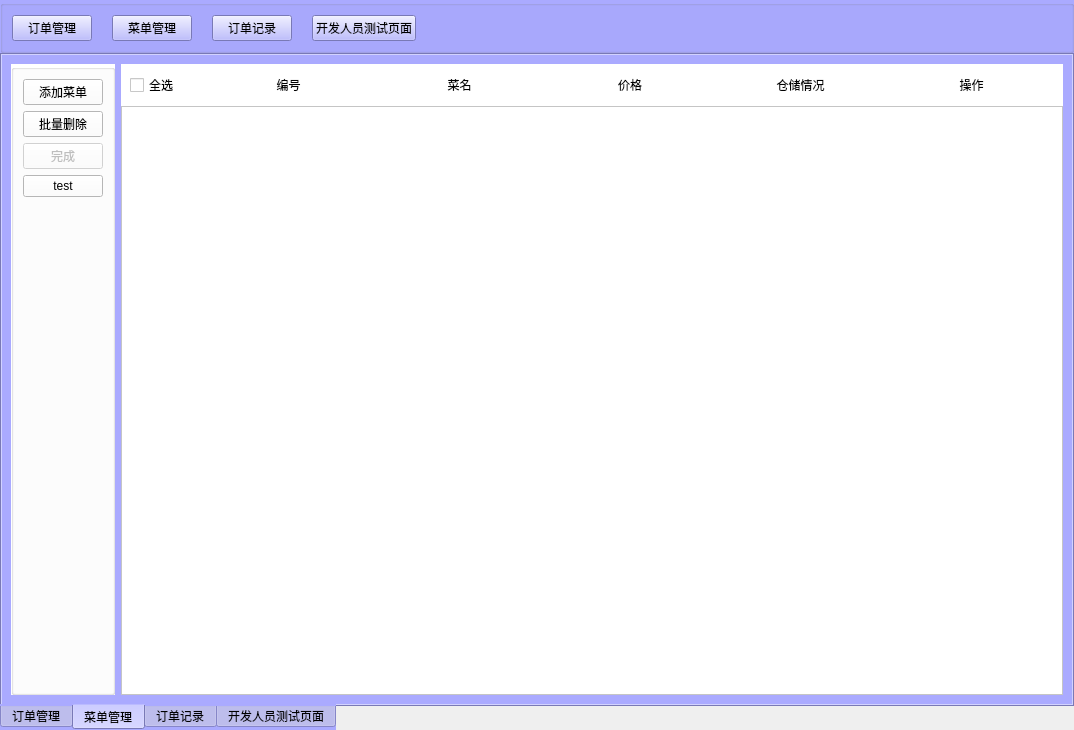
Before: the Qt Designer form admini/administratorinterface.ui in Li-Yaosong/BuffetMealsSystem, drawn with Qt 5.
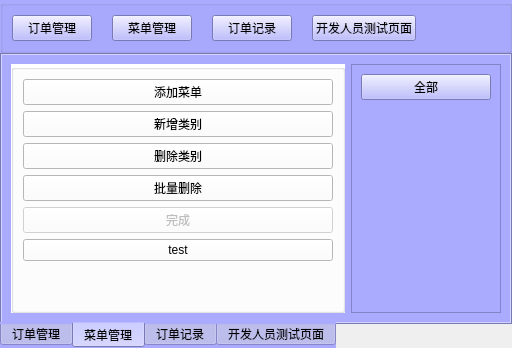
After: the same form once the commit is applied.

Commit message: [add]新增菜单分类功能

Patch:
```diff
--- a/admini/administratorinterface.ui
+++ b/admini/administratorinterface.ui
@@ -9,8 +9,8 @@
    <rect>
     <x>0</x>
     <y>0</y>
-    <width>1074</width>
-    <height>730</height>
+    <width>512</width>
+    <height>348</height>
    </rect>
   </property>
   <property name="windowTitle">
@@ -258,6 +258,20 @@
             </property>
            </widget>
           </item>
+          <item>
+           <widget class="QPushButton" name="pushButton_addClass">
+            <property name="text">
+             <string>新增类别</string>
+            </property>
+           </widget>
+          </item>
+          <item>
+           <widget class="QPushButton" name="pushButton_delClass">
+            <property name="text">
+             <string>删除类别</string>
+            </property>
+           </widget>
+          </item>
           <item>
            <widget class="QPushButton" name="pushButton_batchDel">
             <property name="text">
@@ -299,131 +313,48 @@
         </widget>
        </item>
        <item>
-        <widget class="QWidget" name="widget_6" native="true">
-         <layout class="QVBoxLayout" name="verticalLayout_7">
-          <property name="spacing">
-           <number>0</number>
-          </property>
-          <property name="leftMargin">
-           <number>0</number>
-          </property>
-          <property name="topMargin">
-           <number>0</number>
-          </property>
-          <property name="rightMargin">
-           <number>0</number>
-          </property>
-          <property name="bottomMargin">
-           <number>0</number>
-          </property>
-          <item>
-           <widget class="QWidget" name="widget_head2" native="true">
-            <property name="styleSheet">
-             <string notr="true">background-color: rgb(255, 255, 255);</string>
-            </property>
-            <layout class="QHBoxLayout" name="horizontalLayout_6">
-             <item>
-              <widget class="QCheckBox" name="checkBox">
+        <widget class="QScrollArea" name="scrollArea_4">
                <property name="maximumSize">
                 <size>
-                 <width>70</width>
+           <width>150</width>
                  <height>16777215</height>
                 </size>
                </property>
-               <property name="text">
-                <string>全选</string>
-               </property>
-              </widget>
-             </item>
-             <item>
-              <widget class="QLabel" name="label_10">
-               <property name="text">
-                <string>编号</string>
-               </property>
-               <property name="alignment">
-                <set>Qt::AlignCenter</set>
-               </property>
-              </widget>
-             </item>
-             <item>
-              <widget class="QLabel" name="label_11">
-               <property name="text">
-                <string>菜名</string>
-               </property>
-               <property name="alignment">
-                <set>Qt::AlignCenter</set>
-               </property>
-              </widget>
-             </item>
-             <item>
-              <widget class="QLabel" name="label_12">
-               <property name="text">
-                <string>价格</string>
-               </property>
-               <property name="alignment">
-                <set>Qt::AlignCenter</set>
-               </property>
-              </widget>
-             </item>
-             <item>
-              <widget class="QLabel" name="label_13">
-               <property name="text">
-                <string>仓储情况</string>
-               </property>
-               <property name="alignment">
-                <set>Qt::AlignCenter</set>
-               </property>
-              </widget>
-             </item>
-             <item>
-              <widget class="QLabel" name="label_14">
-               <property name="text">
-                <string>操作</string>
-               </property>
-               <property name="alignment">
-                <set>Qt::AlignCenter</set>
-               </property>
-              </widget>
-             </item>
-            </layout>
-           </widget>
-          </item>
-          <item>
-           <widget class="QScrollArea" name="scrollArea_3">
-            <property name="styleSheet">
-             <string notr="true">background-color: rgb(255, 255, 255);</string>
-            </property>
             <property name="widgetResizable">
              <bool>true</bool>
             </property>
-            <widget class="QWidget" name="scrollAreaWidgetContents_3">
+         <widget class="QWidget" name="scrollAreaWidgetContents_4">
              <property name="geometry">
               <rect>
                <x>0</x>
                <y>0</y>
-               <width>920</width>
-               <height>576</height>
-              </rect>
-             </property>
-             <layout class="QVBoxLayout" name="verticalLayout_5">
+            <width>148</width>
+            <height>240</height>
+           </rect>
+          </property>
+          <layout class="QVBoxLayout" name="verticalLayout_6">
               <item>
-               <spacer name="verticalSpacer_5">
+            <widget class="QPushButton" name="pushButton_allDish">
+             <property name="text">
+              <string>全部</string>
+             </property>
+            </widget>
+           </item>
+           <item>
+            <spacer name="verticalSpacer_6">
                 <property name="orientation">
                  <enum>Qt::Vertical</enum>
                 </property>
                 <property name="sizeHint" stdset="0">
                  <size>
                   <width>20</width>
-                  <height>251</height>
+               <height>561</height>
                  </size>
                 </property>
                </spacer>
               </item>
              </layout>
             </widget>
-           </widget>
-          </item>
-         </layout>
         </widget>
        </item>
       </layout>
```
Left out of the diff: 8 changed lines with no effect on the pictures. Lines whose indentation alone changed are shown as unchanged. The commit also changes 50 other files.
